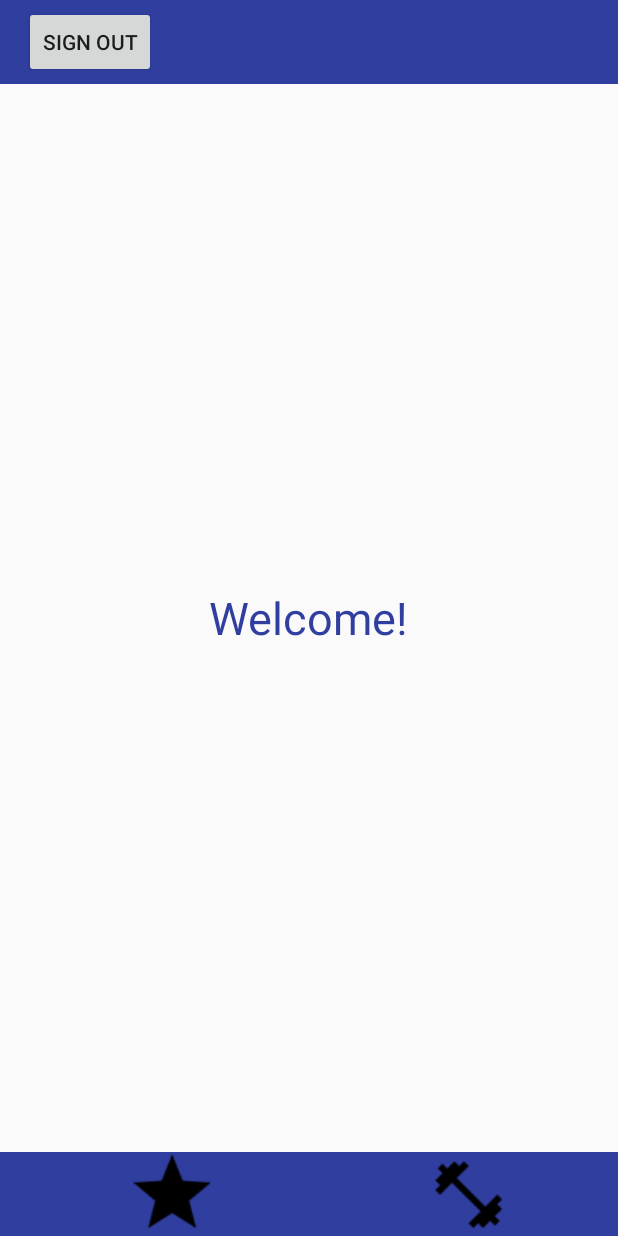
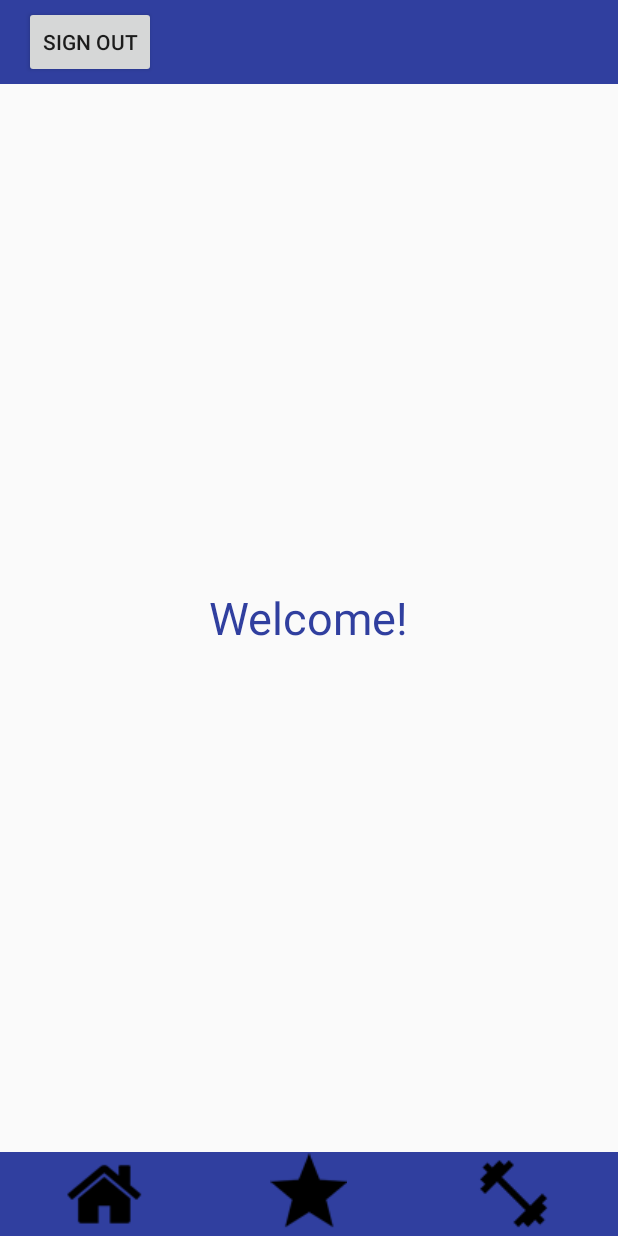
Before and after one commit to kctoombs/WorkoutBuddy, an Android app: the HomePage screen opened directly, with no data from a screen before it, after a tap on an icon or button, on a phone screen of 412 x 824 dp. Run offline under Robolectric (Android 15) with nearby library versions, the phone set to English and light mode, and no system bars; our stand-ins replace Firebase (no records; nobody signed in at launch, a user with empty details on screens opened directly).

Commit message:
Created workouts activity. Created bottom toolbar layout. Added home button to bottom toolbar.

```diff
--- a/app/src/main/res/layout/activity_homepage.xml
+++ b/app/src/main/res/layout/activity_homepage.xml
@@ -1,7 +1,8 @@
 <?xml version="1.0" encoding="utf-8"?>
 <RelativeLayout xmlns:android="http://schemas.android.com/apk/res/android"
     android:layout_width="match_parent"
-    android:layout_height="match_parent">
+    android:layout_height="match_parent"
+    xmlns:app="http://schemas.android.com/apk/res-auto">
 
     <android.support.v7.widget.Toolbar
         android:layout_width="match_parent"
@@ -33,23 +34,39 @@
         android:layout_height="wrap_content"
         android:id="@+id/userOptions"
         android:background="@color/colorPrimaryDark"
-        android:layout_alignParentBottom="true">
+        android:layout_alignParentBottom="true"
+        app:contentInsetStart="0dp">
 
         <LinearLayout
             android:layout_width="match_parent"
             android:layout_height="match_parent"
+            android:layout_alignParentBottom="true"
             android:weightSum="1">
 
             <LinearLayout
                 android:layout_width="wrap_content"
                 android:layout_height="wrap_content"
-                android:gravity="center"
-                android:layout_weight="0.5">
+                android:layout_weight="0.333"
+                android:gravity="center">
 
                 <ImageButton
                     android:layout_width="wrap_content"
                     android:layout_height="wrap_content"
+                    android:id="@+id/home"
+                    android:background="@drawable/home"/>
+
+            </LinearLayout>
+
+            <LinearLayout
+                android:layout_width="wrap_content"
+                android:layout_height="wrap_content"
+                android:layout_weight="0.333"
+                android:gravity="center">
+
+                <ImageButton
                     android:id="@+id/favorites"
+                    android:layout_width="wrap_content"
+                    android:layout_height="wrap_content"
                     android:background="@drawable/favorites">
                 </ImageButton>
 
@@ -58,15 +75,14 @@
             <LinearLayout
                 android:layout_width="wrap_content"
                 android:layout_height="wrap_content"
-                android:gravity="center"
-                android:layout_weight="0.5">
+                android:layout_weight="0.333"
+                android:gravity="center">
 
                 <ImageButton
+                    android:id="@+id/workouts"
                     android:layout_width="wrap_content"
                     android:layout_height="wrap_content"
-                    android:id="@+id/workouts"
-                    android:background="@drawable/workouts">
-                </ImageButton>
+                    android:background="@drawable/workouts"></ImageButton>
 
             </LinearLayout>
 
--- a/app/src/main/res/layout/activity_login.xml
+++ b/app/src/main/res/layout/activity_login.xml
@@ -1,6 +1,5 @@
 <?xml version="1.0" encoding="utf-8"?>
 <RelativeLayout xmlns:android="http://schemas.android.com/apk/res/android"
-    xmlns:app="http://schemas.android.com/apk/res-auto"
     xmlns:tools="http://schemas.android.com/tools"
     android:layout_width="match_parent"
     android:layout_height="match_parent"
```
Also changed, not shown: app/src/main/java/WorkoutsActivity.java (added, +14 -0 lines), app/src/main/res/layout/activity_workouts.xml (added, +42 -0 lines), app/src/main/res/layout/bottom_toolbar.xml (added, +63 -0 lines), app/src/main/res/drawable-mdpi/home.png (added).
